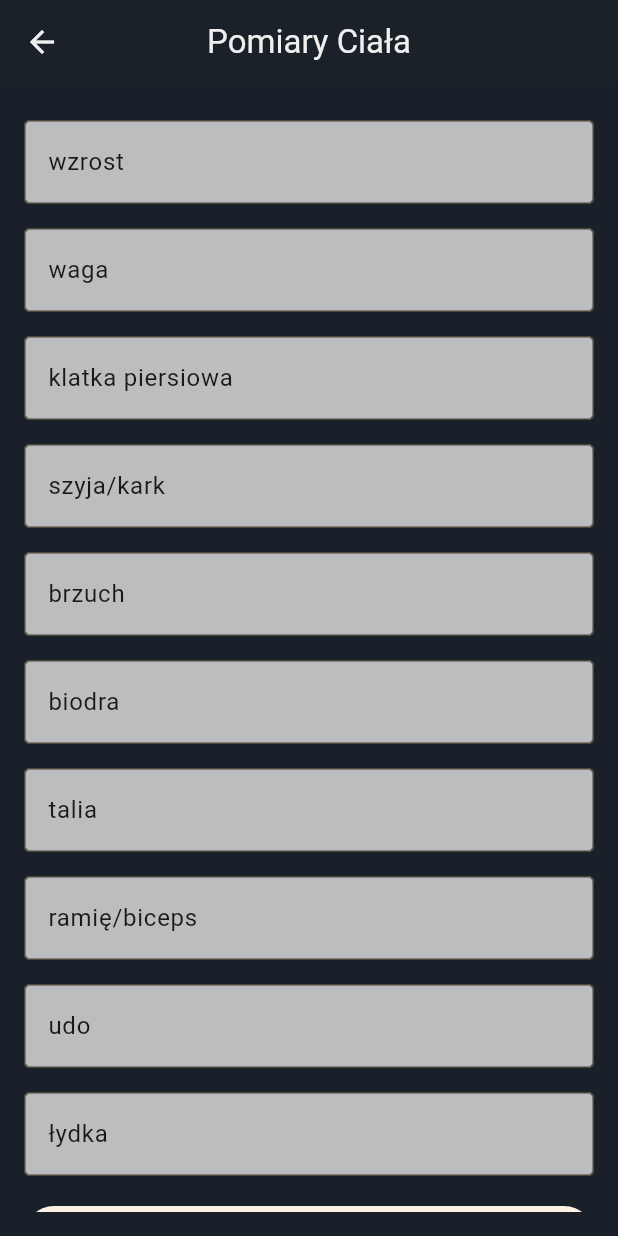
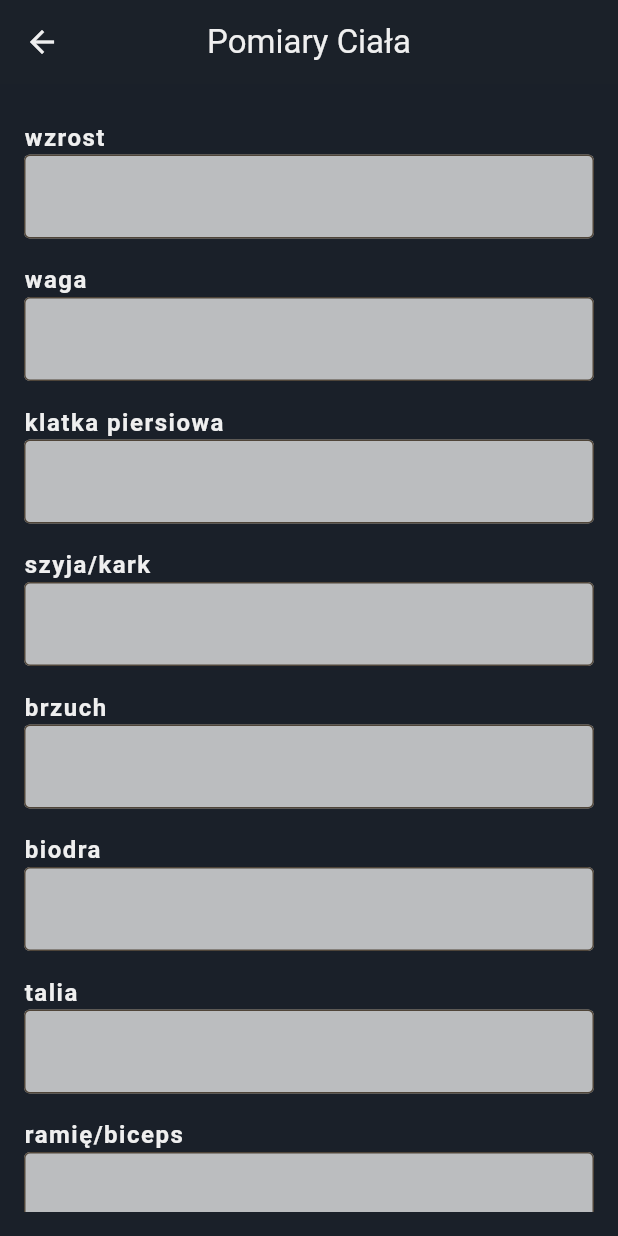
Before and after one commit to kluchoo/DoIt, a Flutter app: the Pomiary screen opened directly, on a phone screen of 412 x 824 dp. Run offline on Flutter 3.47's test engine with Material 3 defaults, Android fonts, the phone set to English and light mode, and no system bars; our stand-ins replace camera, cloud_firestore, file_picker, firebase_auth, firebase_core, flutter_card_swiper and 4 more; missing offline and left inert: gif, light_sensor, screen_brightness; accounts and stored records are empty.

Commit message:
Poprawka do formularza

```diff
--- a/lib/strony/aplikacja/zakladki/pomiary.dart
+++ b/lib/strony/aplikacja/zakladki/pomiary.dart
@@ -47,10 +47,16 @@ class _PomiaryState extends State<Pomiary> {
             children: _measurements.keys.map((key) {
               return Padding(
                 padding: const EdgeInsets.symmetric(vertical: 8.0),
-                child: TextFormField(
+                child: Column(
+                  crossAxisAlignment: CrossAxisAlignment.start,
+                  children: [
+                    Text(
+                      key,
+                      style:
+                          TextStyle(fontSize: 16, fontWeight: FontWeight.bold),
+                    ),
+                    TextFormField(
                       decoration: InputDecoration(
-                    labelText: key,
-                    labelStyle: TextStyle(color: Colors.black87),
                         border: OutlineInputBorder(),
                         filled: true,
                         fillColor: Colors.white70,
@@ -66,6 +72,8 @@ class _PomiaryState extends State<Pomiary> {
                       onSaved: (value) {
                         _measurements[key] = value!;
                       },
+                    ),
+                  ],
                 ),
               );
             }).toList()
```
Lines whose indentation alone changed are shown as unchanged.
